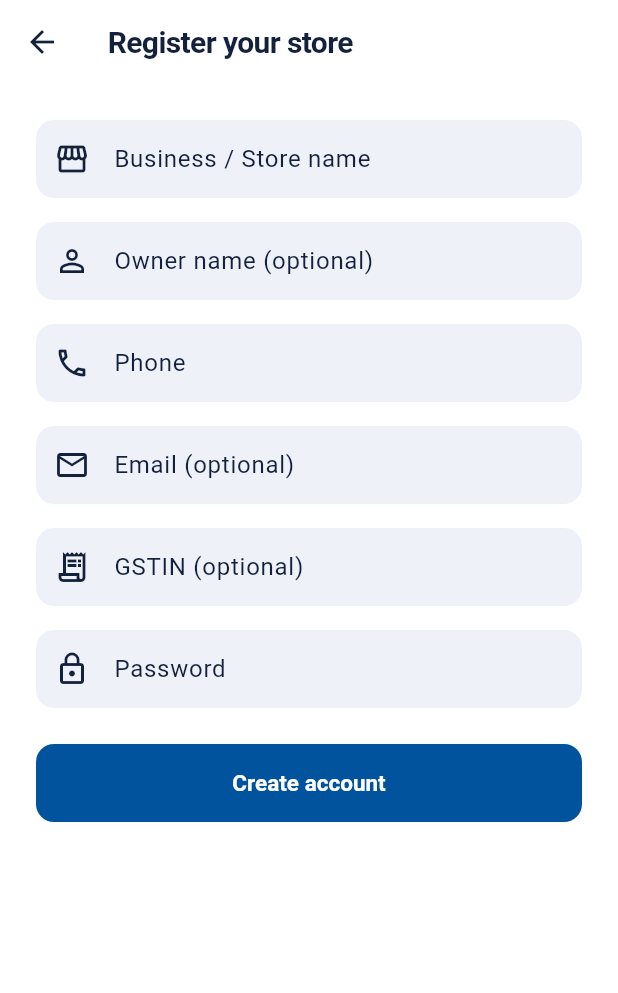
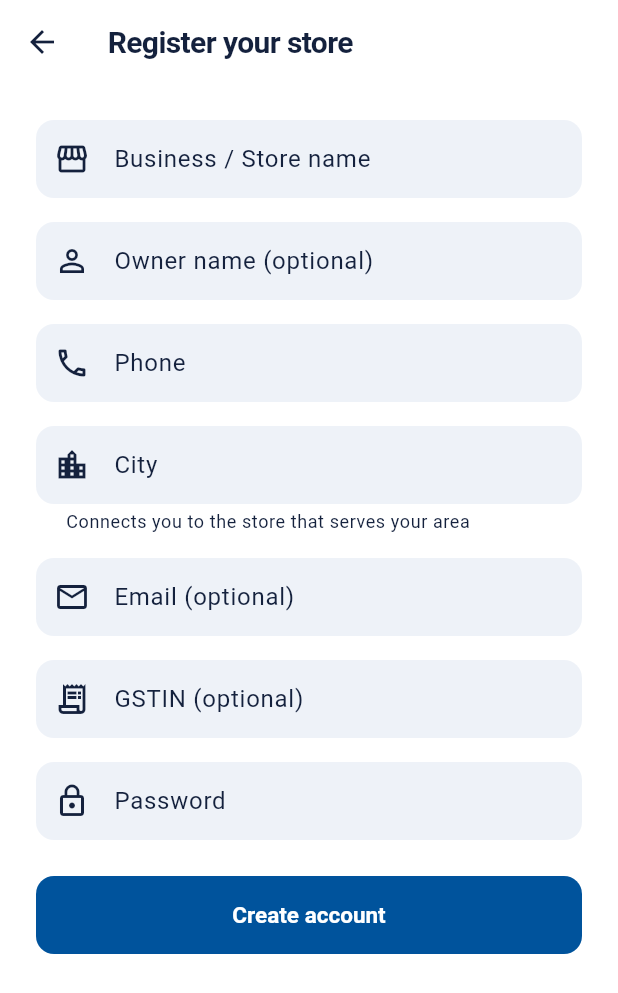
Before and after one commit to nrsnavin/NHSTYX-CUSTOMER, a Flutter app: the screen it shows after launch, after a tap on "Sign in", after a tap on "Don't have an account? Register your sto", on a phone screen of 412 x 824 dp. Shown: the top 993 px of the screen. Run offline on Flutter 3.47's test engine with Material 3 defaults, Android fonts, the phone set to English and light mode, and no system bars; our stand-ins replace dio, flutter_riverpod, flutter_secure_storage, go_router; network calls fail.

Commit message:
feat(stores): city at registration + show serving store
- Registration now collects the shop's city, which routes them to the
  store that serves their area.
- Customer model carries its store; shown as a 'Shipped from <store> ·
  <city>' banner on the shop screen and a 'Your store' section in profile.
- Empty catalog distinguishes 'no products' from 'we don't serve your
  city yet' (uncovered area).

Co-Authored-By: Claude Opus 4.8 <noreply@anthropic.com>
Claude-Session: https://claude.ai/code/session_01XctZMKQK3nMeNKktzqZ7zj

```diff
--- a/lib/src/features/auth/data/auth_repository.dart
+++ b/lib/src/features/auth/data/auth_repository.dart
@@ -26,6 +26,7 @@ class AuthRepository {
     required String shopName,
     required String phone,
     required String password,
+    required String city,
     String? ownerName,
     String? email,
     String? gstin,
@@ -37,6 +38,7 @@ class AuthRepository {
           'shopName': shopName,
           'phone': phone,
           'password': password,
+          'city': city,
           if (ownerName != null && ownerName.isNotEmpty) 'ownerName': ownerName,
           if (email != null && email.isNotEmpty) 'email': email,
           if (gstin != null && gstin.isNotEmpty) 'gstin': gstin,
--- a/lib/src/features/auth/domain/customer.dart
+++ b/lib/src/features/auth/domain/customer.dart
@@ -1,3 +1,22 @@
+/// The store that serves this shop owner (by their city).
+class CustomerStore {
+  const CustomerStore({required this.id, required this.name, required this.city, this.code});
+
+  final String id;
+  final String name;
+  final String city;
+  final String? code;
+
+  factory CustomerStore.fromJson(Map<String, dynamic> json) {
+    return CustomerStore(
+      id: json['id'] as String,
+      name: (json['name'] ?? '') as String,
+      city: (json['city'] ?? '') as String,
+      code: json['code'] as String?,
+    );
+  }
+}
+
 /// The signed-in shop owner (NH Styx customer). Phone is the primary identity.
 class Customer {
   const Customer({
@@ -7,6 +26,7 @@ class Customer {
     this.ownerName,
     this.email,
     this.gstin,
+    this.store,
   });
 
   final String id;
@@ -16,6 +36,9 @@ class Customer {
   final String? email;
   final String? gstin;
 
+  /// The store serving this customer; null if their city isn't covered yet.
+  final CustomerStore? store;
+
   factory Customer.fromJson(Map<String, dynamic> json) {
     return Customer(
       id: json['id'] as String,
@@ -24,6 +47,9 @@ class Customer {
       ownerName: json['ownerName'] as String?,
       email: json['email'] as String?,
       gstin: json['gstin'] as String?,
+      store: json['store'] is Map<String, dynamic>
+          ? CustomerStore.fromJson(json['store'] as Map<String, dynamic>)
+          : null,
     );
   }
 }
--- a/lib/src/features/auth/presentation/auth_controller.dart
+++ b/lib/src/features/auth/presentation/auth_controller.dart
@@ -37,6 +37,7 @@ class AuthController extends AsyncNotifier<Customer?> {
     required String shopName,
     required String phone,
     required String password,
+    required String city,
     String? ownerName,
     String? email,
     String? gstin,
@@ -47,6 +48,7 @@ class AuthController extends AsyncNotifier<Customer?> {
         shopName: shopName,
         phone: phone,
         password: password,
+        city: city,
         ownerName: ownerName,
         email: email,
         gstin: gstin,
--- a/lib/src/features/auth/presentation/register_screen.dart
+++ b/lib/src/features/auth/presentation/register_screen.dart
@@ -16,6 +16,7 @@ class _RegisterScreenState extends ConsumerState<RegisterScreen> {
   final _shopName = TextEditingController();
   final _ownerName = TextEditingController();
   final _phone = TextEditingController();
+  final _city = TextEditingController();
   final _email = TextEditingController();
   final _gstin = TextEditingController();
   final _password = TextEditingController();
@@ -25,6 +26,7 @@ class _RegisterScreenState extends ConsumerState<RegisterScreen> {
     _shopName.dispose();
     _ownerName.dispose();
     _phone.dispose();
+    _city.dispose();
     _email.dispose();
     _gstin.dispose();
     _password.dispose();
@@ -37,6 +39,7 @@ class _RegisterScreenState extends ConsumerState<RegisterScreen> {
           shopName: _shopName.text.trim(),
           phone: _phone.text.trim(),
           password: _password.text,
+          city: _city.text.trim(),
           ownerName: _ownerName.text.trim(),
           email: _email.text.trim(),
           gstin: _gstin.text.trim(),
@@ -99,6 +102,18 @@ class _RegisterScreenState extends ConsumerState<RegisterScreen> {
                 ),
                 const SizedBox(height: 16),
                 TextFormField(
+                  controller: _city,
+                  textCapitalization: TextCapitalization.words,
+                  decoration: const InputDecoration(
+                    labelText: 'City',
+                    helperText: 'Connects you to the store that serves your area',
+                    prefixIcon: Icon(Icons.location_city_outlined),
+                  ),
+                  validator: (v) =>
+                      (v == null || v.trim().length < 2) ? 'Enter your city' : null,
+                ),
+                const SizedBox(height: 16),
+                TextFormField(
                   controller: _email,
                   keyboardType: TextInputType.emailAddress,
                   decoration: const InputDecoration(
--- a/lib/src/features/profile/presentation/profile_screen.dart
+++ b/lib/src/features/profile/presentation/profile_screen.dart
@@ -50,6 +50,28 @@ class ProfileScreen extends ConsumerWidget {
                   if (customer.gstin != null)
                     _Tile(icon: Icons.receipt_long_outlined, label: 'GSTIN', value: customer.gstin!),
                 ]),
+                const SizedBox(height: 20),
+                if (customer.store != null)
+                  _Section(title: 'Your store', children: [
+                    _Tile(
+                        icon: Icons.storefront_outlined,
+                        label: 'Served by',
+                        value: customer.store!.name),
+                    _Tile(
+                        icon: Icons.local_shipping_outlined,
+                        label: 'Ships from',
+                        value: customer.store!.city),
+                  ])
+                else
+                  const _Section(title: 'Your store', children: [
+                    ListTile(
+                      leading: Icon(Icons.info_outline, size: 20),
+                      title: Text('No store linked yet'),
+                      subtitle: Text(
+                          "We don't serve your city yet. Contact support to get set up."),
+                      dense: true,
+                    ),
+                  ]),
                 const SizedBox(height: 28),
                 OutlinedButton.icon(
                   onPressed: () => ref.read(authControllerProvider.notifier).logout(),
```
Also changed, not shown: lib/src/features/products/presentation/products_screen.dart (+64 -4 lines).
